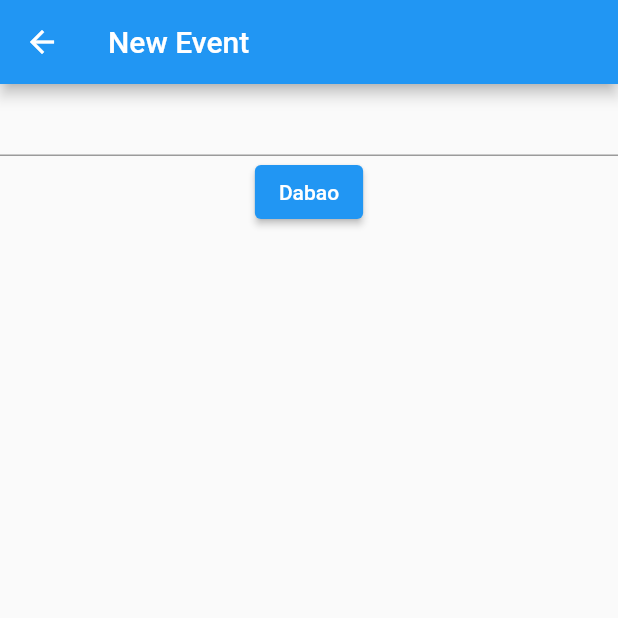
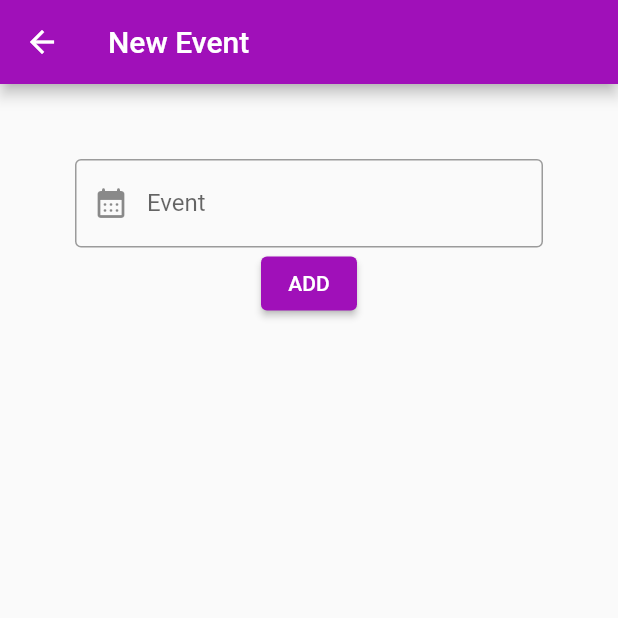
Before and after one commit to anujsinghrawat/Flutter, a Flutter app: the screen it shows after launch, after a tap on the "add" icon, on a phone screen of 412 x 824 dp, the top half of it. Run offline on Flutter 3.47's test engine with Material 2 defaults, Android fonts, the phone set to English and light mode, and no system bars.

Commit message:
style changes
Signed-off-by: Anuj Singh Rawat <84454648+anujsinghrawat@users.noreply.github.com>

```diff
--- a/lib/main.dart
+++ b/lib/main.dart
@@ -5,42 +5,57 @@ void main() {
   runApp(MyApp());
 }
 
-class MyApp extends StatefulWidget{
-
+class MyApp extends StatefulWidget {
   @override
-  State<StatefulWidget> createState()=> _MyApp();
+  State<StatefulWidget> createState() => _MyApp();
 }
 
-
-class _MyApp extends State<MyApp>{
-  final List<Widget> _list=[
-    Text("Event1")
+class _MyApp extends State<MyApp> {
+  final List<Widget> _list = [
+    Text("Event1"),
   ];
   @override
   Widget build(BuildContext context) {
     return MaterialApp(
+      debugShowCheckedModeBanner: false,
       home: Scaffold(
         appBar: AppBar(
-          title: Text("Event Scheduler"),
+          // foregroundColor: Color.fromARGB(2, 2, 0, 61),
+          centerTitle: true,
+          backgroundColor: Color.fromARGB(255, 70, 124, 129),
+          title: const Text(" ⚡Event Scheduler⚡ "),
         ),
-        body: ListView.builder(
+        body: Container(
+          color: Color(0xffDAF5FF),
+          padding: EdgeInsets.all(50),
+          child: ListView.builder(
+              padding: const EdgeInsets.all(8),
               itemCount: _list.length,
-            itemBuilder: ((contex,index)=>_list[index])),
-        floatingActionButton: Builder(
-          builder: (context) {
+              // itemBuilder: ((contex, index) => _list[index]),
+              itemBuilder: (BuildContext context, int index) {
+              return Container(
+                padding: const EdgeInsets.all(8),
+                height: 50,
+                color: Color.fromARGB(255, 253, 219, 202),
+                child: Center(child: _list[index]),
+    );
+  }
+              ),
+        ),
+        floatingActionButton: Builder(builder: (context) {
           return FloatingActionButton(
             onPressed: () async {
-                String newText = await Navigator.of(context).push(MaterialPageRoute(builder:(context)=> NewEventScreen()));
+              String newText = await Navigator.of(context).push(
+                  MaterialPageRoute(builder: (context) => NewEventScreen()));
               setState(() {
                 _list.add(Text(newText));
               });
             },
+            backgroundColor: const Color.fromARGB(255, 160, 16, 185),
             child: Icon(Icons.add),
           );
-          }
-        ),
+        }),
       ),
     );
   }
-
 }
--- a/lib/new_event.dart
+++ b/lib/new_event.dart
@@ -1,33 +1,51 @@
 import 'package:flutter/cupertino.dart';
 import 'package:flutter/material.dart';
 
-class NewEventScreen extends StatefulWidget{
+class NewEventScreen extends StatefulWidget {
   @override
   State<StatefulWidget> createState() => _NewEventScreen();
 }
 
 class _NewEventScreen extends State<NewEventScreen> {
-  final TextEditingController _textEditingController= TextEditingController();
+  final TextEditingController _textEditingController = TextEditingController();
   @override
   Widget build(BuildContext context) {
     return Scaffold(
       appBar: AppBar(
         title: Text("New Event"),
+        backgroundColor: const Color.fromARGB(255, 160, 16, 185),
       ),
-      body: Column(
+      body: Container(
+        padding: EdgeInsets.all(50),
+        child: Column(
+
           children: [
             TextField(
+
               controller: _textEditingController,
+              decoration: InputDecoration(
+                focusedBorder: OutlineInputBorder(
+              borderRadius: BorderRadius.all(Radius.circular(5.0)),
+              borderSide: BorderSide(color: Color.fromARGB(255, 177, 33, 243))),
+                prefixIcon: Icon(Icons.calendar_month_rounded),
+                border: OutlineInputBorder(),
+                labelText: 'Event',
               ),
-          Builder(
-            builder: (context) {
-              return ElevatedButton(onPressed: () {
-                String newEventText=_textEditingController.text;
+            ),
+            Builder(builder: (context) {
+              return ElevatedButton(
+                onPressed: () {
+                  String newEventText = _textEditingController.text;
                   Navigator.of(context).pop(newEventText);
-              }, child: Text("Dabao"));
-            }
+                },
+                child: Text("ADD"),
+                style: ButtonStyle(
+                    backgroundColor: MaterialStatePropertyAll<Color>(
+                        const Color.fromARGB(255, 160, 16, 185))),
+              );
+            }),
+          ],
         ),
-        ],
       ),
     );
   }
```
Also changed, not shown: 2 other files. Lines whose indentation alone changed are shown as unchanged.
